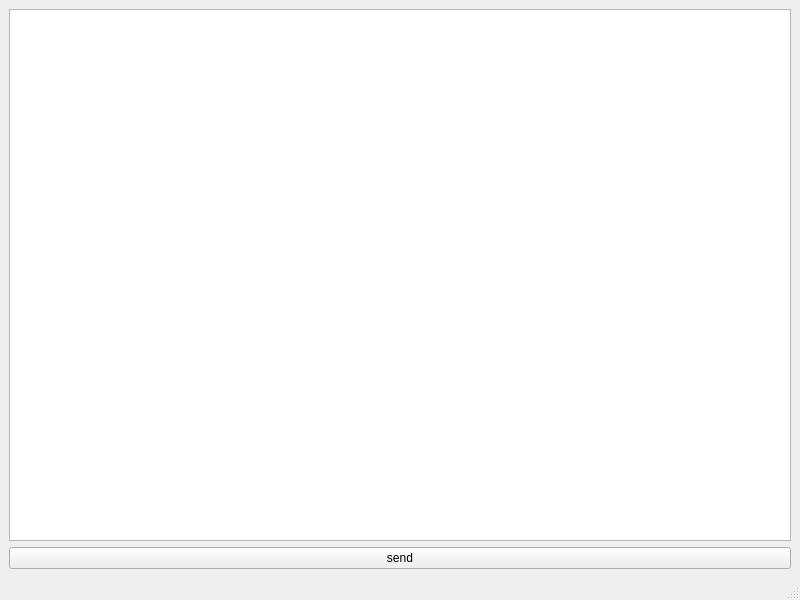
Qt form client.ui (mourra950/Distrubited-System-Racing-Cars) before a commit.
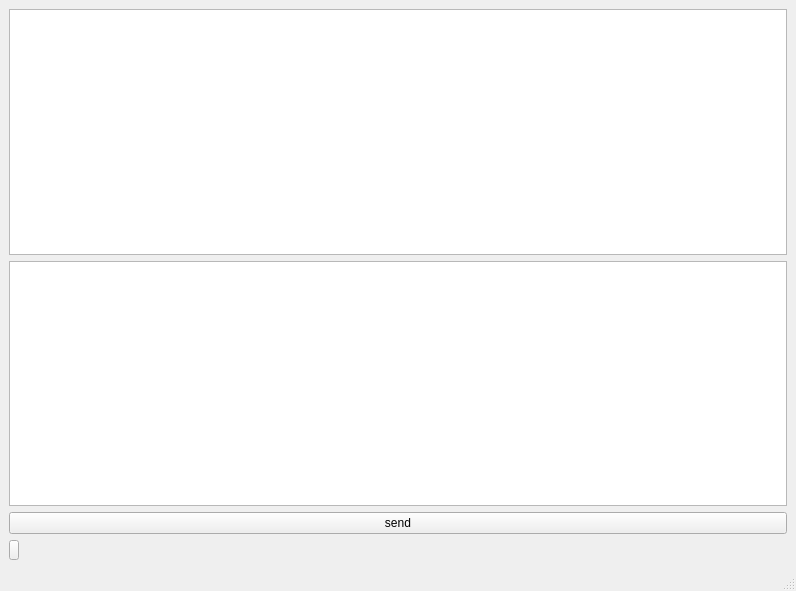
The same form after that commit.

Commit message: added a way to read messages

Diff of the .ui file:
```diff
--- a/client.ui
+++ b/client.ui
@@ -6,8 +6,8 @@
    <rect>
     <x>0</x>
     <y>0</y>
-    <width>800</width>
-    <height>600</height>
+    <width>796</width>
+    <height>591</height>
    </rect>
   </property>
   <property name="windowTitle">
@@ -18,6 +18,9 @@
     <item>
      <widget class="QTextEdit" name="message_txt"/>
     </item>
+    <item>
+     <widget class="QTextEdit" name="chat_txt"/>
+    </item>
     <item>
      <widget class="QPushButton" name="send_btn">
       <property name="text">
@@ -25,6 +28,19 @@
       </property>
      </widget>
     </item>
+    <item>
+     <widget class="QPushButton" name="refresh">
+      <property name="maximumSize">
+       <size>
+        <width>10</width>
+        <height>20</height>
+       </size>
+      </property>
+      <property name="text">
+       <string/>
+      </property>
+     </widget>
+    </item>
    </layout>
   </widget>
   <widget class="QMenuBar" name="menubar">
```
Left out of the diff: 2 changed lines with no effect on the pictures. The commit also changes 1 other file.
